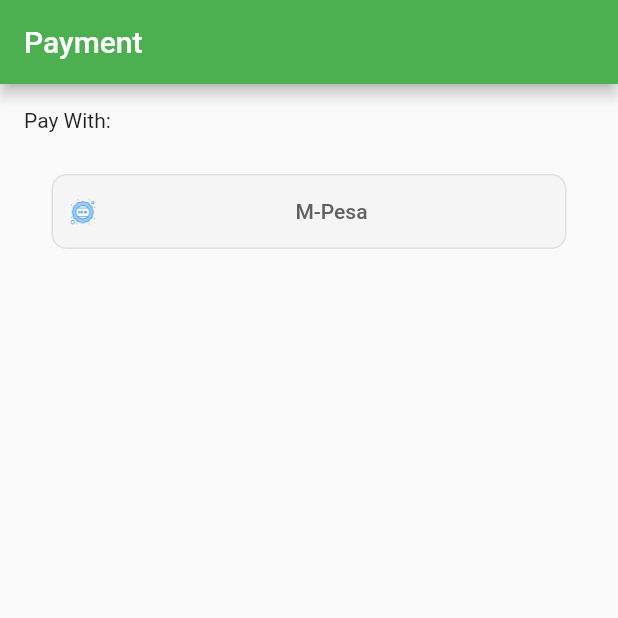
After one commit to ntholi/the-least-mobile, a Flutter app: the screen it shows after launch, on a phone screen of 412 x 824 dp, the top half of it. The commit adds this screen. Run offline on Flutter 3.47's test engine with Material 2 defaults, Android fonts, the phone set to English and light mode, and no system bars; our stand-ins replace cloud_firestore, firebase_auth, firebase_core, percent_indicator; accounts and stored records are empty.

Commit message:
create PaymentPage widget

```diff
--- a/lib/main.dart
+++ b/lib/main.dart
@@ -1,6 +1,7 @@
 import 'package:firebase_core/firebase_core.dart';
 import 'package:flutter/material.dart';
 import 'package:theleast/screen/house/house_page.dart';
+import 'package:theleast/screen/payment/payment_page.dart';
 import 'package:theleast/ui/colors.dart';
 import 'package:theleast/firebase_options.dart';
 
@@ -24,7 +25,7 @@ class MyApp extends StatelessWidget {
       theme: ThemeData(
         primarySwatch: AppColors.primaryColor,
       ),
-      home: const HousePage(), //LandingPage(),
+      home: const PaymentPage(), //LandingPage(),
     );
   }
 }
--- /dev/null
+++ b/lib/screen/payment/payment_page.dart
@@ -0,0 +1,83 @@
+import 'package:flutter/material.dart';
+
+class PaymentPage extends StatefulWidget {
+  const PaymentPage({super.key});
+
+  @override
+  State<PaymentPage> createState() => _PaymentPageState();
+}
+
+class _PaymentPageState extends State<PaymentPage> {
+  @override
+  Widget build(BuildContext context) {
+    return Scaffold(
+      appBar: AppBar(title: const Text("Payment")),
+      body: SafeArea(
+        child: Padding(
+          padding: const EdgeInsets.all(16),
+          child: Column(
+            crossAxisAlignment: CrossAxisAlignment.start,
+            children: [
+              const Text(
+                "Pay With:",
+              ),
+              const SizedBox(height: 20),
+              Center(
+                child: Column(
+                  mainAxisAlignment: MainAxisAlignment.center,
+                  children: const [
+                    SelectionButton(
+                      label: "M-Pesa",
+                      icon: "new.png",
+                    ),
+                  ],
+                ),
+              )
+            ],
+          ),
+        ),
+      ),
+    );
+  }
+}
+
+class SelectionButton extends StatelessWidget {
+  final String label;
+  final String icon;
+  const SelectionButton({
+    Key? key,
+    required this.label,
+    required this.icon,
+  }) : super(key: key);
+
+  @override
+  Widget build(BuildContext context) {
+    return TextButton(
+      onPressed: () {},
+      child: Container(
+        height: 50,
+        padding: const EdgeInsets.only(left: 10),
+        width: MediaQuery.of(context).size.width / 1.2,
+        decoration: BoxDecoration(
+          border: Border.all(color: Colors.grey.shade300),
+          color: Colors.grey.shade100,
+          borderRadius: BorderRadius.circular(10),
+        ),
+        child: Row(
+          children: [
+            Image.asset('assets/images/$icon', height: 20),
+            Expanded(
+              child: Text(
+                label,
+                textAlign: TextAlign.center,
+                style: TextStyle(
+                  color: Colors.grey.shade700,
+                ),
+              ),
+            ),
+          ],
+        ),
+      ),
+    );
+  }
+}
```
